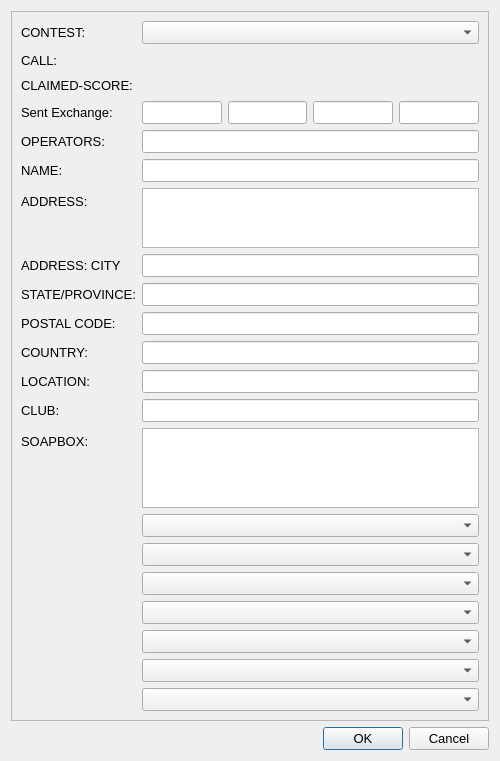
First picture: the form in so2sdr/cabrillo.ui, repository n4ogw/so2sdr, before the edit.
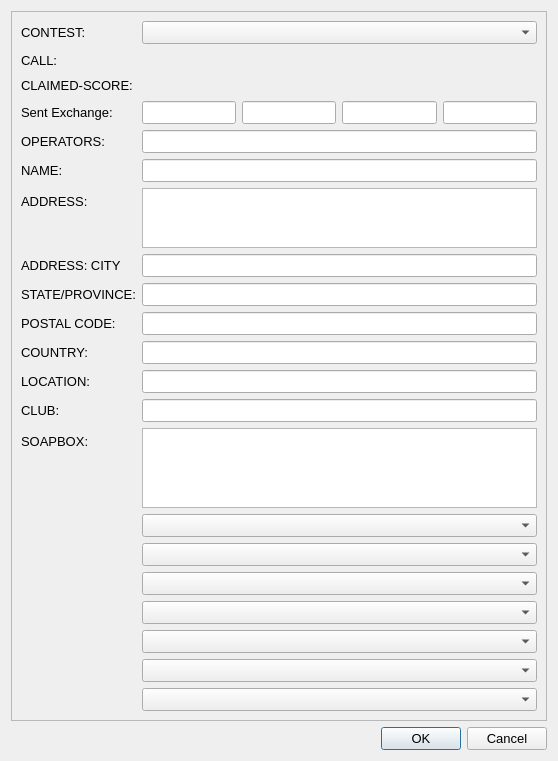
Second picture: the form after the edit.

```diff
--- a/so2sdr/cabrillo.ui
+++ b/so2sdr/cabrillo.ui
@@ -9,14 +9,20 @@
    <rect>
     <x>0</x>
     <y>0</y>
-    <width>500</width>
+    <width>558</width>
     <height>761</height>
    </rect>
   </property>
+  <property name="sizePolicy">
+   <sizepolicy hsizetype="MinimumExpanding" vsizetype="Preferred">
+    <horstretch>0</horstretch>
+    <verstretch>0</verstretch>
+   </sizepolicy>
+  </property>
   <property name="maximumSize">
    <size>
-    <width>600</width>
-    <height>800</height>
+    <width>800</width>
+    <height>1200</height>
    </size>
   </property>
   <property name="font">
@@ -47,8 +53,8 @@
        <rect>
         <x>0</x>
         <y>0</y>
-        <width>486</width>
-        <height>724</height>
+        <width>538</width>
+        <height>711</height>
        </rect>
       </property>
       <layout class="QVBoxLayout" name="verticalLayout_2">
```
Left out of the diff: 30 changed lines with no effect on the pictures.
